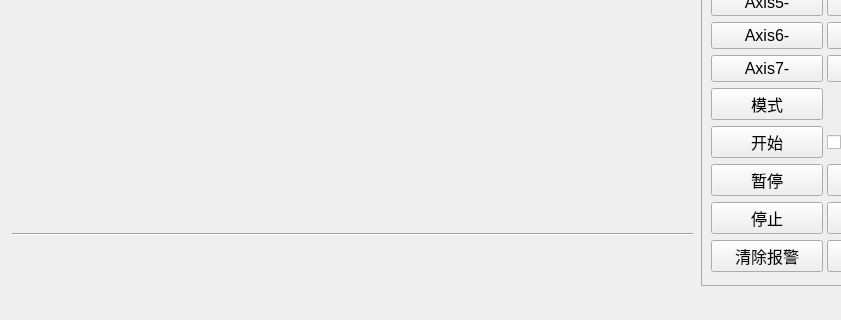
yisea123/Robot_Delta_GitHubPro, file zoweerobot/mainwindow.ui: the form before one commit; both pictures show x 0 to 841 and y 440 to 760 of the 960 by 760 pixel window.
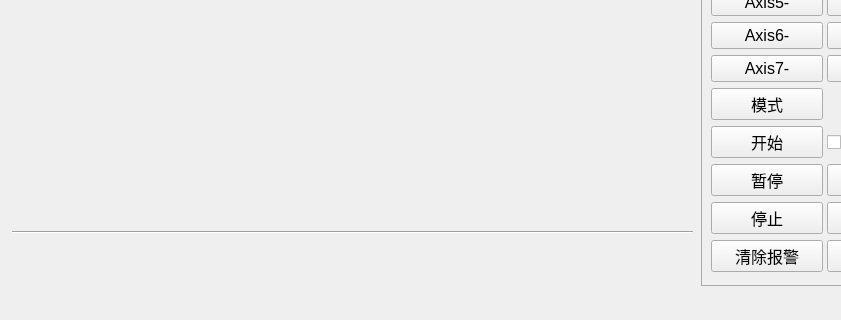
The form after the commit.

What changed in the file:
```diff
--- a/zoweerobot/mainwindow.ui
+++ b/zoweerobot/mainwindow.ui
@@ -18,6 +18,9 @@
     <item>
      <widget class="QWidget" name="widget_2" native="true">
       <layout class="QVBoxLayout" name="verticalLayout" stretch="0,15,0,1">
+       <property name="spacing">
+        <number>5</number>
+       </property>
        <property name="leftMargin">
         <number>1</number>
        </property>
@@ -28,7 +31,7 @@
         <number>1</number>
        </property>
        <property name="bottomMargin">
-        <number>1</number>
+        <number>0</number>
        </property>
        <item>
         <widget class="QGroupBox" name="groupBox">
```
